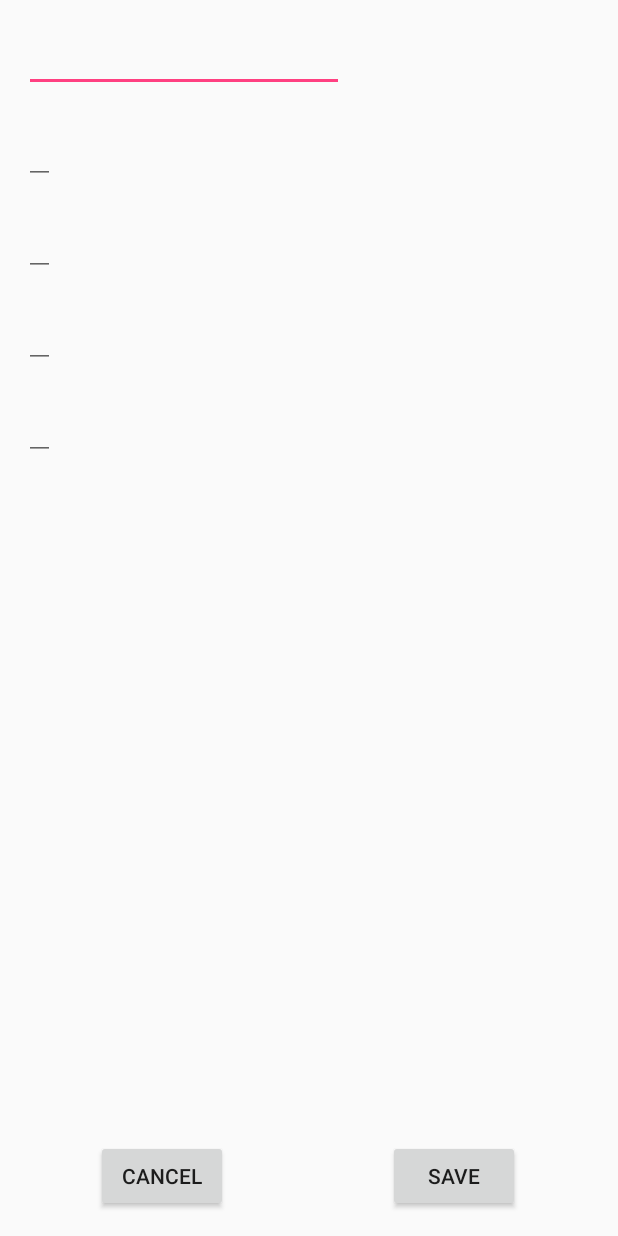
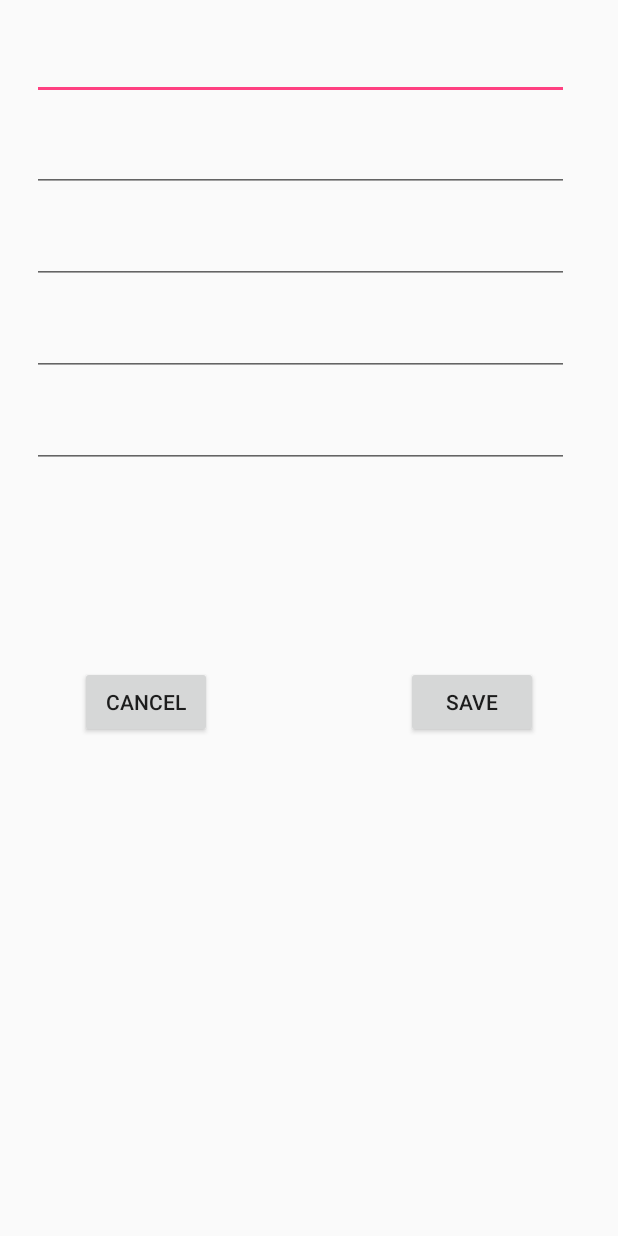
Before and after one commit to Hrant75/PassingDataDay17, an Android app: the layout activity_edit.xml on its own in the app's theme, with its tools: preview values and no code run, on a phone screen of 412 x 824 dp. Run offline under Robolectric (Android 15) with nearby library versions, the phone set to English and light mode, and no system bars.

```diff
--- a/app/src/main/res/layout/activity_edit.xml
+++ b/app/src/main/res/layout/activity_edit.xml
@@ -1,93 +1,100 @@
 <?xml version="1.0" encoding="utf-8"?>
-<android.support.constraint.ConstraintLayout xmlns:android="http://schemas.android.com/apk/res/android"
+<LinearLayout xmlns:android="http://schemas.android.com/apk/res/android"
     xmlns:app="http://schemas.android.com/apk/res-auto"
     xmlns:tools="http://schemas.android.com/tools"
     android:layout_width="match_parent"
     android:layout_height="match_parent"
+    android:padding="5dp"
+    android:orientation="vertical"
     tools:context="com.example.hrant.passingdata.EditActivity">
 
 
     <EditText
         android:id="@+id/edit_view_name"
-        android:layout_width="wrap_content"
+        android:layout_width="358dp"
         android:layout_height="wrap_content"
-        android:layout_marginLeft="16dp"
+        android:layout_marginStart="16dp"
         android:layout_marginTop="16dp"
         android:ems="10"
-        app:layout_constraintLeft_toLeftOf="parent"
-        app:layout_constraintTop_toTopOf="parent" />
+        android:inputType="text"
+        android:lines="1"
+        android:maxLines="1"
+        />
 
     <EditText
         android:id="@+id/edit_view_lastname"
-        android:layout_width="wrap_content"
+        android:layout_width="358dp"
         android:layout_height="wrap_content"
-        android:layout_marginLeft="16dp"
+        android:layout_marginStart="16dp"
         android:layout_marginTop="16dp"
-        app:layout_constraintLeft_toLeftOf="parent"
-        app:layout_constraintTop_toBottomOf="@+id/edit_view_name" />
+        android:inputType="text"
+        android:lines="1"
+        android:maxLines="1" />
 
     <EditText
         android:id="@+id/edit_view_username"
-        android:layout_width="wrap_content"
+        android:layout_width="358dp"
         android:layout_height="wrap_content"
-        android:layout_marginLeft="16dp"
+        android:layout_marginStart="16dp"
         android:layout_marginTop="16dp"
-        app:layout_constraintLeft_toLeftOf="parent"
-        app:layout_constraintTop_toBottomOf="@+id/edit_view_lastname" />
+        android:inputType="text"
+        android:lines="1"
+        android:maxLines="1" />
 
     <EditText
         android:id="@+id/edit_view_gender"
-        android:layout_width="wrap_content"
+        android:layout_width="358dp"
         android:layout_height="wrap_content"
+        android:layout_marginStart="16dp"
         android:layout_marginTop="16dp"
-        app:layout_constraintTop_toBottomOf="@+id/edit_view_username"
-        android:layout_marginLeft="16dp"
-        app:layout_constraintLeft_toLeftOf="parent" />
+        android:inputType="text"
+        android:lines="1"
+        android:maxLines="1"/>
 
     <EditText
         android:id="@+id/edit_view_age"
-        android:layout_width="wrap_content"
+        android:layout_width="358dp"
         android:layout_height="wrap_content"
+        android:layout_marginStart="16dp"
         android:layout_marginTop="16dp"
-        app:layout_constraintTop_toBottomOf="@+id/edit_view_gender"
-        android:layout_marginLeft="16dp"
-        app:layout_constraintLeft_toLeftOf="parent" />
+        android:inputType="text|number"
+        android:lines="1"
+        android:maxLines="1" />
 
     <ImageView
         android:id="@+id/edit_image_view"
-        android:layout_width="111dp"
+        android:layout_width="80dp"
+        android:layout_height="100dp"
+        app:layout_constraintHorizontal_bias="0.502"
+        app:layout_constraintTop_toBottomOf="@+id/edit_view_age"
+        android:layout_marginStart="16dp"
+        android:layout_marginEnd="16dp"
+        android:layout_gravity="center"/>
+
+    <RelativeLayout
+        android:layout_width="wrap_content"
         android:layout_height="wrap_content"
-        android:layout_marginLeft="16dp"
-        android:layout_marginRight="16dp"
-        android:layout_marginTop="16dp"
-        app:layout_constraintHorizontal_bias="0.502"
-        app:layout_constraintLeft_toLeftOf="parent"
-        app:layout_constraintRight_toRightOf="parent"
-        app:layout_constraintTop_toBottomOf="@+id/edit_view_age" />
+        android:orientation="horizontal"
+        android:layout_marginTop="32dp"
+        android:layout_gravity="center">
 
         <Button
             android:id="@+id/button_cancel"
-        android:layout_width="0dp"
+            android:layout_width="wrap_content"
             android:layout_height="wrap_content"
-        android:layout_marginBottom="16dp"
-        android:layout_marginLeft="64dp"
-        android:layout_marginTop="0dp"
+            android:onClick="cancel"
             android:text="Cancel"
-        app:layout_constraintBottom_toBottomOf="parent"
-        app:layout_constraintLeft_toLeftOf="parent"
-        app:layout_constraintTop_toBottomOf="@+id/edit_image_view"
-        app:layout_constraintVertical_bias="1.0" />
+            android:layout_alignParentLeft="true"
+            android:layout_marginLeft="48dp"
+            />
 
         <Button
             android:id="@+id/button_save"
-        android:layout_width="0dp"
+            android:layout_width="wrap_content"
             android:layout_height="wrap_content"
-        android:layout_marginBottom="16dp"
-        android:layout_marginRight="65dp"
-        android:layout_marginTop="0dp"
-        android:text="Save"
-        app:layout_constraintBottom_toBottomOf="parent"
-        app:layout_constraintRight_toRightOf="parent"
-        app:layout_constraintTop_toBottomOf="@+id/image_view"
-        app:layout_constraintVertical_bias="1.0" />
-</android.support.constraint.ConstraintLayout>
+            android:onClick="finish"
+            android:layout_alignParentEnd="true"
+            android:layout_marginEnd="48dp"
+            android:text="Save" />
+    </RelativeLayout>
+</LinearLayout>
```
Also changed, not shown: app/src/main/java/com/example/hrant/passingdata/EditActivity.java (+65 -21 lines), app/src/main/java/com/example/hrant/passingdata/InfoActivity.java (+27 -10 lines), app/src/main/java/com/example/hrant/passingdata/MainActivity.java (+4 -3 lines), app/src/main/java/com/example/hrant/passingdata/User.java (+20 -0 lines), app/src/main/res/layout/activity_info.xml (+41 -33 lines), app/src/main/res/drawable/can-t-find-the-perfect-clip-art-HQF0Zr-clipart.jpeg (deleted). Lines whose indentation alone changed are shown as unchanged.
